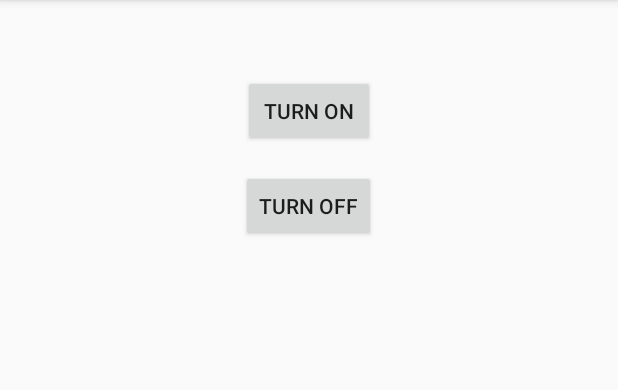
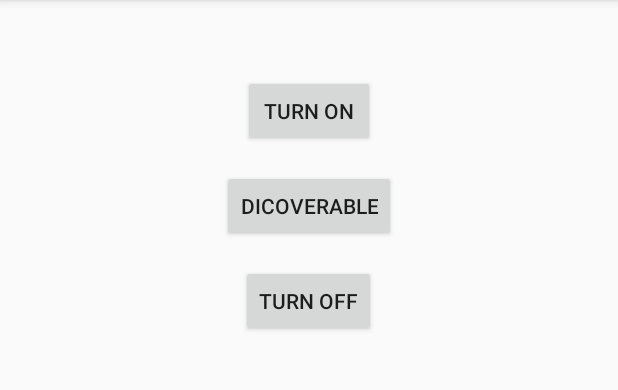
Before and after one commit to MirInjamamul/android_bluetooth_project, an Android app: the screen it shows after launch (MainActivity), on a phone screen of 412 x 824 dp, the part 84-474 px from its top. Run offline under Robolectric (Android 15) with nearby library versions, the phone set to English and light mode, and no system bars.

Commit message:
discoverable device complete

```diff
--- a/app/src/main/res/layout/activity_main.xml
+++ b/app/src/main/res/layout/activity_main.xml
@@ -17,8 +17,17 @@
     <Button
         android:layout_width="wrap_content"
         android:layout_height="wrap_content"
+        android:id="@+id/discoverableBtn"
+        android:layout_below="@+id/turnOnBtn"
+        android:layout_centerHorizontal="true"
+        android:layout_marginTop="15dp"
+        android:text="Dicoverable"/>
+
+    <Button
+        android:layout_width="wrap_content"
+        android:layout_height="wrap_content"
         android:id="@+id/turnOffBtn"
-        android:layout_below="@+id/turnOnBtn"
+        android:layout_below="@+id/discoverableBtn"
         android:layout_centerHorizontal="true"
         android:layout_marginTop="15dp"
         android:text="Turn Off"/>
```
Also changed, not shown: app/src/main/java/com/example/bluetooth/MainActivity.java (+17 -2 lines).
